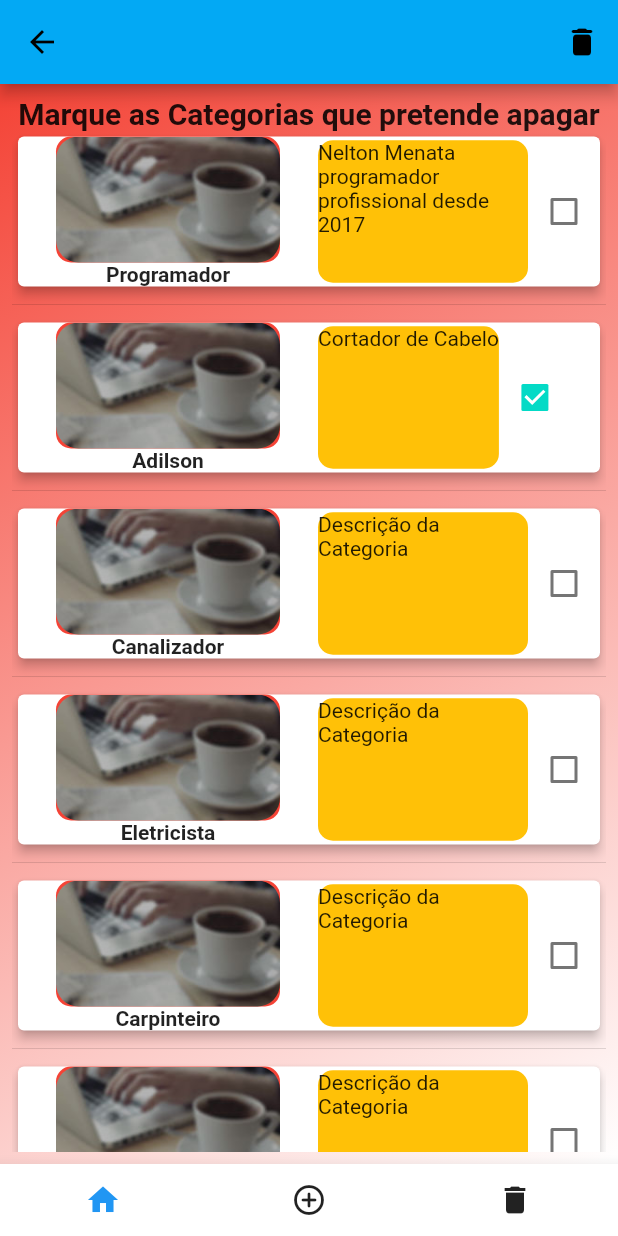
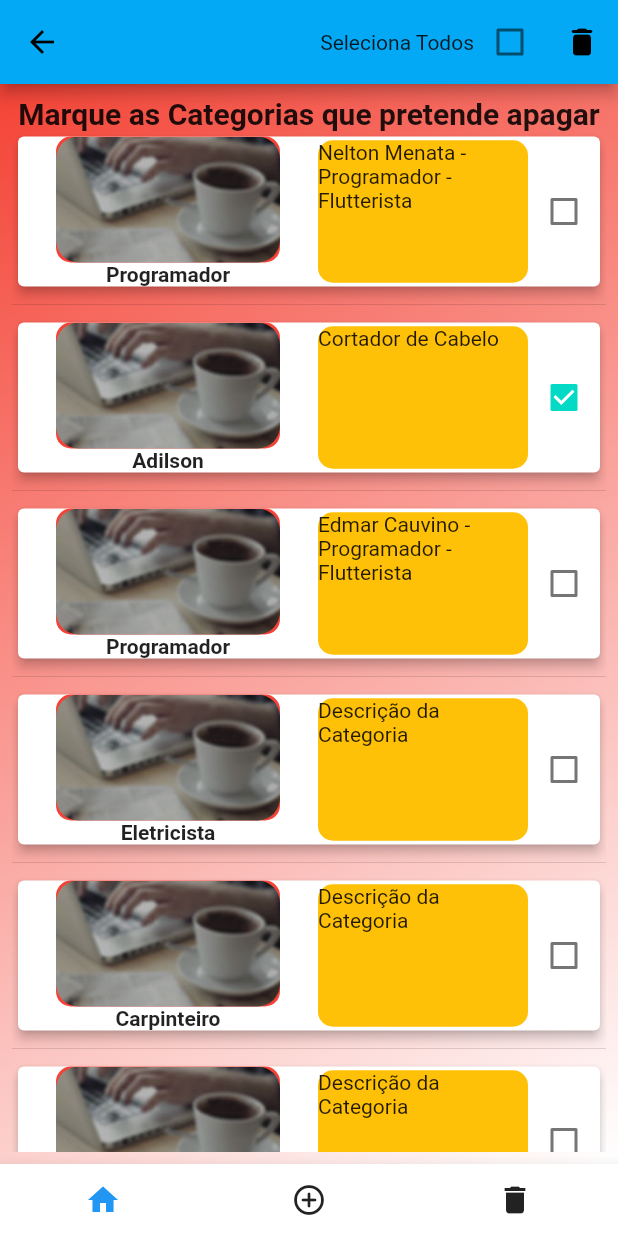
Before and after one commit to NeltonMenata/pinonline, a Flutter app: the DeleteCategorieView screen opened by its route, on a phone screen of 412 x 824 dp. Run offline on Flutter 3.47's test engine with Material 2 defaults, Android fonts, the phone set to English and light mode, and no system bars; our stand-ins replace dio, easy_splash_screen, get; network calls fail.

```diff
--- a/lib/app/app_controller.dart/delete_controller.dart
+++ b/lib/app/app_controller.dart/delete_controller.dart
@@ -3,9 +3,7 @@ import 'package:pinonline/app/app_provider/provider_data.dart';
 import '../app_models/categorias_model.dart';
 
 class DeleteController extends GetxController {
-
-  static DeleteController controller = Get.put(DeleteController());
-
+  static final DeleteController controller = Get.put(DeleteController());
 
   // Cria uma lista privada de categoria e recebe os dados do Provedor!
   List<Categoria> _categoria = ProviderData.categoriaAll;
@@ -15,6 +13,9 @@ class DeleteController extends GetxController {
 
   // Get que pega o total de itens dentro da _categoria privada!
   int get dtotalCategoria => _categoria.length;
+
+  // Variavel que seleciona todos
+  bool isSelected = false;
 
   // Função que recebe o identificador do
   //objecto da lista por parametro e
@@ -26,14 +27,22 @@ class DeleteController extends GetxController {
   }
   //fim de citação
 
+  // Seleciona todos os objectos da tela!
+  void toggleSelectionAll() {
+    for (int c = 0; c < _categoria.length; c++) {
+      _categoria[c].selected = !isSelected;
+    }
+    update();
+  }
+  // fim de citação
+
   // Função que apaga todo elemento da
   //categoria que tiver a propriedade selected = true!
   void removeCategoria() {
-    ProviderData.categoriaAll.removeWhere((element) => element.selected == true);
+    ProviderData.categoriaAll
+        .removeWhere((element) => element.selected == true);
     update();
   }
   //fim de citação
 
-
-
 }
--- a/lib/app/app_provider/provider_data.dart
+++ b/lib/app/app_provider/provider_data.dart
@@ -25,7 +25,7 @@ class ProviderData{
     Categoria(
       nome: "Programador",
       url: "https://z-m-scontent.flad4-1.fna.fbcdn.net/v/t1.6435-9/fr/cp0/e15/q65/218271205_349478283509000_3028249886665315534_n.jpg?_nc_cat=106&ccb=1-3&_nc_sid=85a577&efg=eyJpIjoibyJ9&_nc_eui2=AeF7XKRDN4AEWBmaquM9pW0POBFdOTuySng4EV05O7JKeFKbOhhm8_faPLGdGvwig4d7ieRKKh6ERumR4kUtL-kb&_nc_ohc=gjx98vzxzPcAX_OgA0R&_nc_ad=z-m&_nc_cid=1390&_nc_rml=0&_nc_ht=z-m-scontent.flad4-1.fna&oh=a46dfae2fcd542c917634c373c59f689&oe=611F47F0",
-      desc:"Nelton Menata programador profissional desde 2017",
+      desc:"Nelton Menata - Programador - Flutterista ",
       id: 0,
       selected: false,
       ),
@@ -38,9 +38,9 @@ class ProviderData{
       ),
 
     Categoria(
-        nome: "Canalizador",
+        nome: "Programador",
         url: "assets/img/imagem.jpg",
-        desc: "Descrição da Categoria",
+        desc: "Edmar Cauvino - Programador - Flutterista ",
         id: 2,
         selected: false,
         ),
--- a/lib/app/app_views/delete_categorie_view.dart
+++ b/lib/app/app_views/delete_categorie_view.dart
@@ -5,7 +5,8 @@ import '../app_controller.dart/delete_controller.dart';
 import 'app_components/home_components/app_bottom_bar.dart';
 
 class DeleteCategorieView extends StatelessWidget {
-  List<Categoria> get _dmainCategoria => DeleteController.controller.dcategoriaAll;
+  List<Categoria> get _dmainCategoria =>
+      DeleteController.controller.dcategoriaAll;
   DeleteController get _dmainController => DeleteController.controller;
 
   @override
@@ -13,6 +14,25 @@ class DeleteCategorieView extends StatelessWidget {
     return Scaffold(
         appBar: AppBar(
           actions: [
+            Align(
+                alignment: Alignment.center,
+                child: Text(
+                  "Seleciona Todos",
+                  textAlign: TextAlign.end,
+                )),
+            GetBuilder<DeleteController>(
+              initState: (_) {},
+              builder: (_) {
+                return Checkbox(
+                    activeColor: Colors.green,
+                    checkColor: Colors.black,
+                    value: _dmainController.isSelected,
+                    onChanged: (v) {
+                      _dmainController.toggleSelectionAll();
+                      _dmainController.isSelected = v!;
+                    });
+              },
+            ),
             IconButton(
                 icon: Icon(Icons.delete_rounded),
                 onPressed: () {
@@ -35,10 +55,8 @@ class DeleteCategorieView extends StatelessWidget {
               children: [
                 Text("Marque as Categorias que pretende apagar",
                     textAlign: TextAlign.center,
-              style: TextStyle(fontSize: 20,
-              fontWeight: FontWeight.bold
-              )
-              ),
+                    style:
+                        TextStyle(fontSize: 20, fontWeight: FontWeight.bold)),
                 Expanded(
                   child: GetBuilder<DeleteController>(
                     builder: (_) => ListView.separated(
@@ -61,10 +79,12 @@ class DeleteCategorieView extends StatelessWidget {
                                         height: 90,
                                         decoration: BoxDecoration(
                                           color: Colors.red,
-                                        borderRadius: BorderRadius.circular(10),
+                                          borderRadius:
+                                              BorderRadius.circular(10),
                                         ),
                                         child: ClipRRect(
-                                        borderRadius: BorderRadius.circular(15),
+                                          borderRadius:
+                                              BorderRadius.circular(15),
                                           child: Image.asset(
                                             "assets/img/imagem.jpg", //_mainCategoria.elementAt(index).url,
                                             fit: BoxFit.cover,
@@ -83,28 +103,32 @@ class DeleteCategorieView extends StatelessWidget {
                             Expanded(
                               child: Row(
                                 children: [
-                                Flexible(
+                                  Expanded(
                                     child: Container(
                                       decoration: BoxDecoration(
                                           color: Colors.amber,
                                           borderRadius:
                                               BorderRadius.circular(10)),
                                       height: 95,
-                                    child: Text(
-                                        _dmainCategoria.elementAt(index).desc),
+                                      child: Text(_dmainCategoria
+                                          .elementAt(index)
+                                          .desc),
                                     ),
                                   ),
                                   GetBuilder<DeleteController>(
                                     initState: (_) {},
                                     builder: (_) {
-                                    return Checkbox(
+                                      return Align(
+                                        alignment: Alignment.centerRight,
+                                        child: Checkbox(
                                             value: _dmainCategoria
                                                 .elementAt(index)
                                                 .selected,
                                             onChanged: (v) {
                                               _dmainController
                                                   .toggleSelection(index);
-                                        });
+                                            }),
+                                      );
                                     },
                                   )
                                 ],
@@ -120,7 +144,6 @@ class DeleteCategorieView extends StatelessWidget {
             ),
           ),
         ),
-    bottomNavigationBar: bottomAppBar()
-    );
+        bottomNavigationBar: bottomAppBar());
   }
 }
```
Also changed, not shown: lib/app/app_controller.dart/save_controller.dart (added, +27 -0 lines), lib/app/app_views/app_components/home_components/drawer_component.dart (+19 -9 lines), lib/app/app_views/app_components/save_components/save_form.dart (+24 -5 lines), lib/app/app_views/save_categories_view.dart (+13 -1 lines), lib/main.dart (+15 -1 lines). Lines whose indentation alone changed are shown as unchanged.
